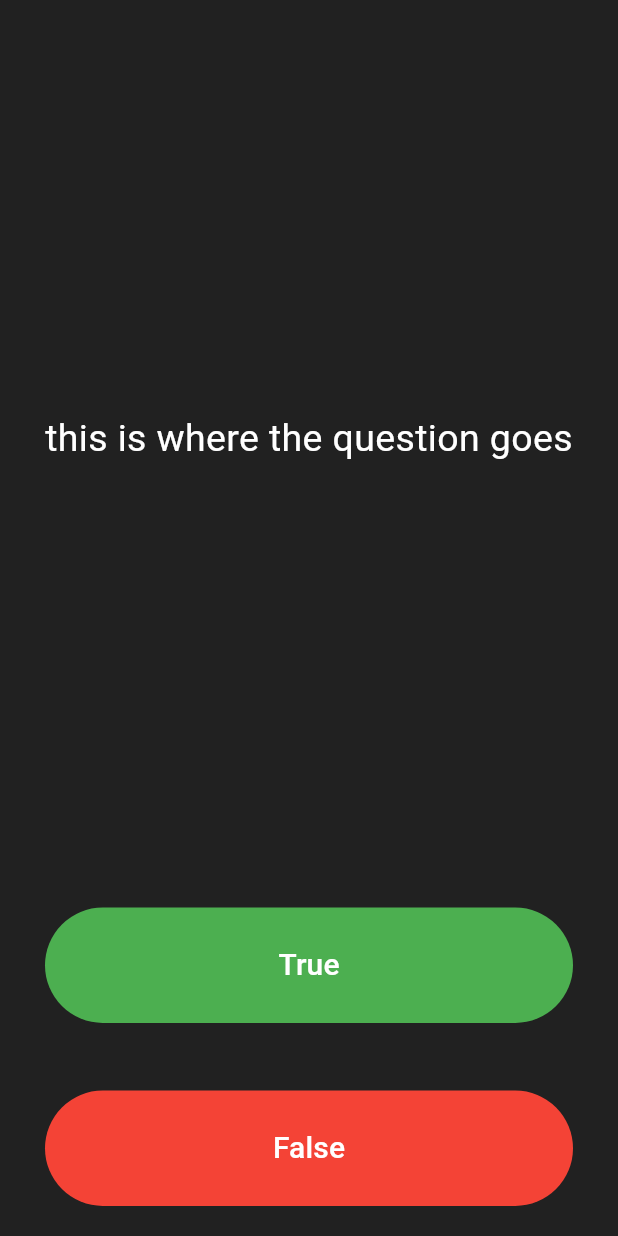
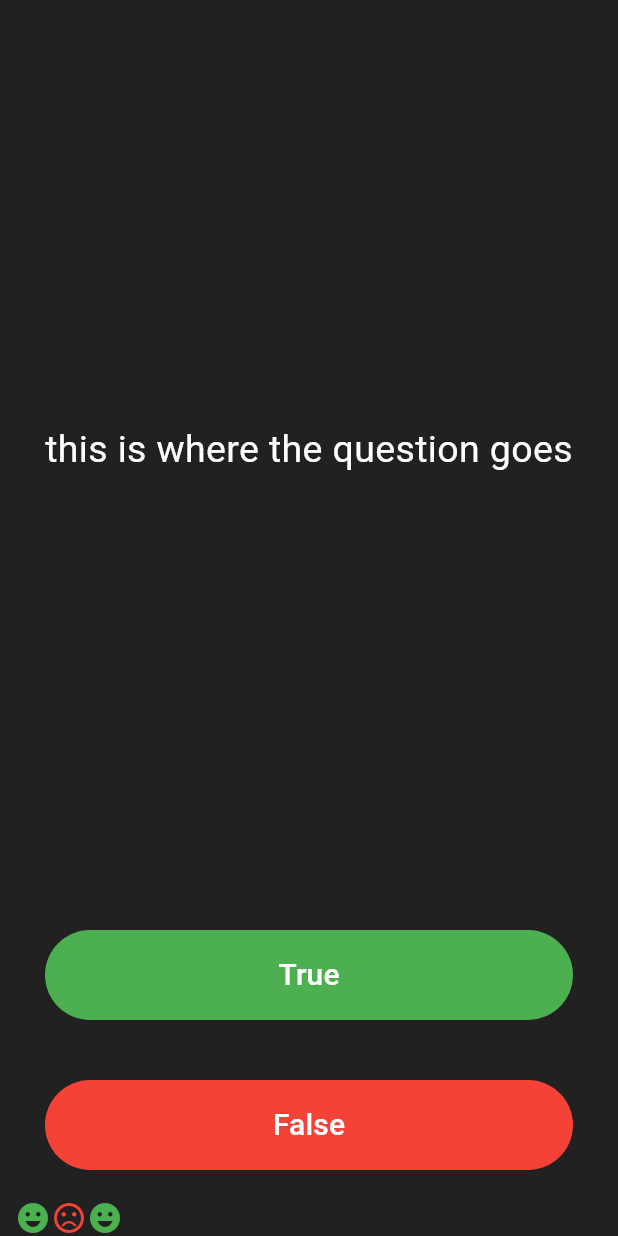
Before and after one commit to LusBlack/quizzler, a Flutter app: the screen it shows after launch, after a tap on "True", on a phone screen of 412 x 824 dp. Run offline on Flutter 3.47's test engine with Material 3 defaults, Android fonts, the phone set to English and light mode, and no system bars.

Commit message:
added score tracker

```diff
--- a/lib/main.dart
+++ b/lib/main.dart
@@ -30,7 +30,16 @@ class QuizPage extends StatefulWidget {
 }
 
 class _QuizPageState extends State<QuizPage> {
-  List<Icon> scoreKeeper = [];
+  List<Icon> scoreKeeper = [
+    Icon(
+      Icons.emoji_emotions,
+      color: Colors.green
+    ),
+    Icon(
+      Icons.sentiment_very_dissatisfied,
+      color: Colors.red
+    )
+  ];
 
   // void checkAnswer(bool userPickedAnswer) {
   //   bool correctAnswer = quizBrain.getCorrectAnswer();
@@ -65,7 +74,7 @@ class _QuizPageState extends State<QuizPage> {
       crossAxisAlignment: CrossAxisAlignment.stretch,
       children: <Widget>[
         Expanded(
-          flex: 5,
+          flex: 6,
           child: Padding(
             padding: EdgeInsets.all(10.0),
             child: Center(
@@ -98,17 +107,20 @@ class _QuizPageState extends State<QuizPage> {
                     ),
                   ),
                   onPressed: () {
-                    //The user picked true.
-                    //checkAnswer(true);
+                    setState(() {
+                      scoreKeeper.add(
+                        Icon(Icons.emoji_emotions, color: Colors.green)
+                      );
+                    });
                   },
                 ),
               ),
             //),
           //),
         ),
-        SizedBox(
-          height: 5,
-        ),
+        // SizedBox(
+        //   height: 15,
+        // ),
 
         Expanded(
           //child: Container(
@@ -126,6 +138,9 @@ class _QuizPageState extends State<QuizPage> {
                       ),
                     ),
                     onPressed: () {
+                      setState((){
+                        scoreKeeper.add(Icon(Icons.sentiment_very_dissatisfied, color: Colors.red));
+                      });
                       //The user picked false.
                       //checkAnswer(false);
                     },
@@ -134,10 +149,10 @@ class _QuizPageState extends State<QuizPage> {
               //), expanded close
           ),
 
-
         Row(
           children: scoreKeeper,
-        )
+          ),
+
       ],
     );
   }
```
